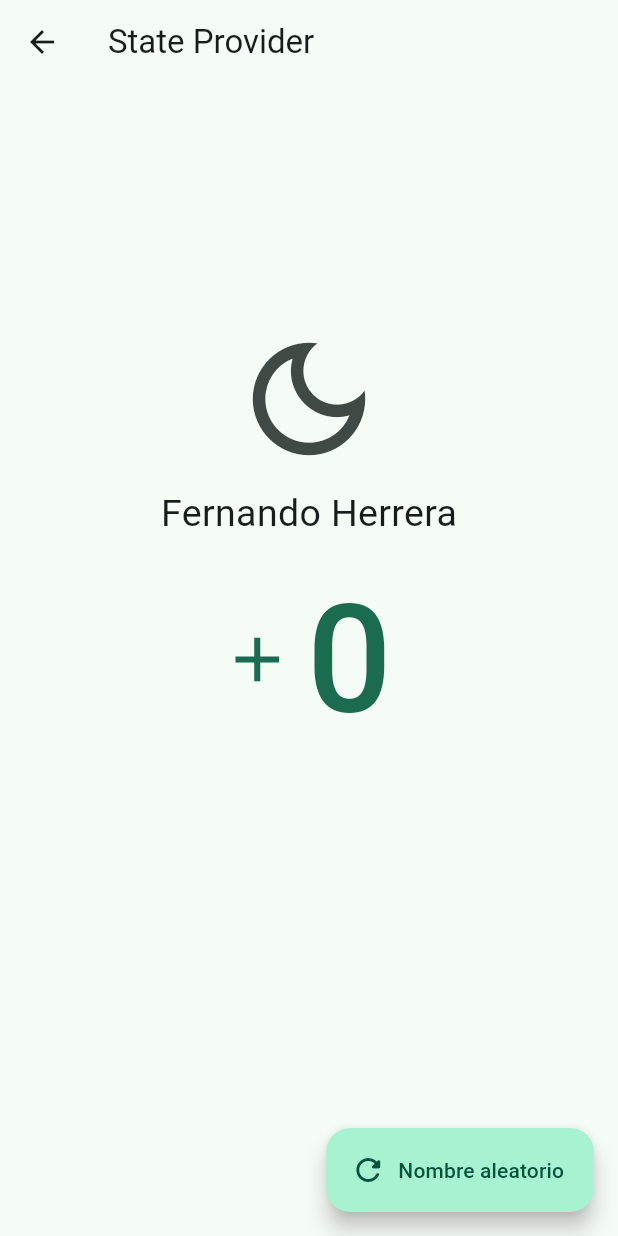
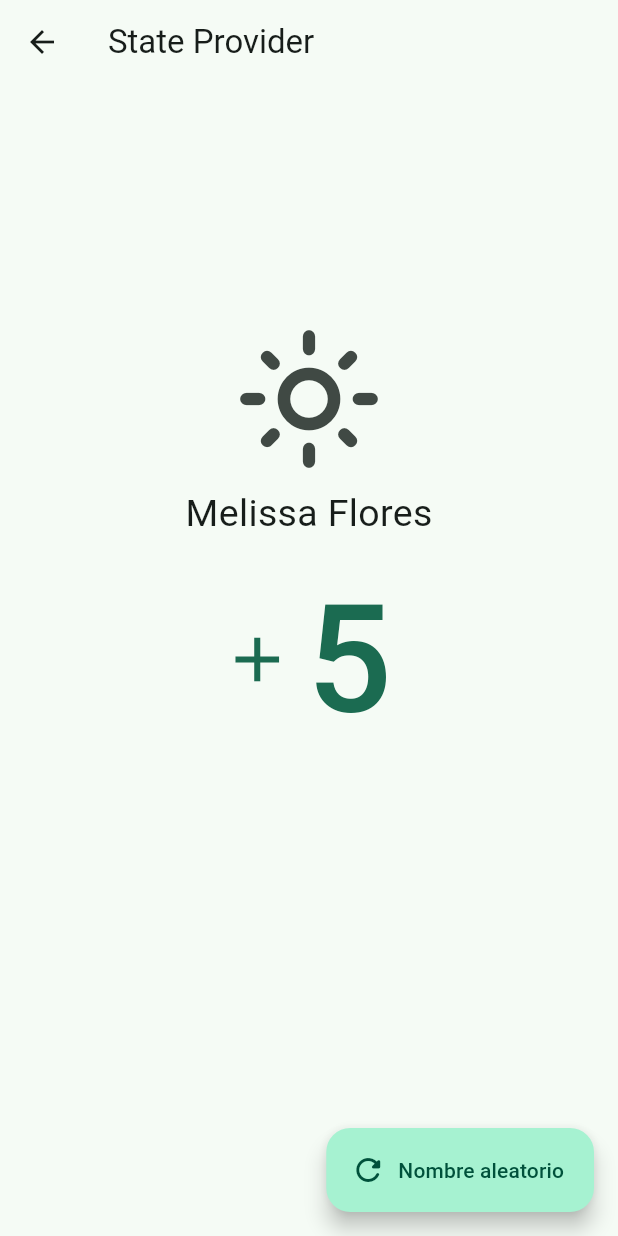
Before and after one commit to rlarreasanchez/flutter-riverpod-app, a Flutter app: the screen it shows after launch, after a tap on "State Provider", on a phone screen of 412 x 824 dp. Run offline on Flutter 3.47's test engine with Material 2 defaults, Android fonts, the phone set to English and light mode, and no system bars; our stand-ins replace dio, flutter_riverpod, go_router, riverpod_annotation; missing offline and left inert: random_name_generator; generated files the repository leaves out were written again.

Commit message:
Se crea state provider con clases y métodos

```diff
--- a/lib/main.dart
+++ b/lib/main.dart
@@ -1,6 +1,7 @@
 import 'package:flutter/material.dart';
 import 'package:flutter_riverpod/flutter_riverpod.dart';
 import 'package:riverpod_app/config/config.dart';
+import 'package:riverpod_app/presentation/providers/providers.dart';
 
 void main() => runApp(const ProviderScope(child: MyApp()));
 
@@ -10,12 +11,13 @@ class MyApp extends ConsumerWidget {
   @override
   Widget build(BuildContext context, WidgetRef ref) {
     final appRouter = ref.watch(appRouterProvider);
+    final darkMode = ref.watch(darkModeProvider);
 
     return MaterialApp.router(
       title: 'Riverpod Providers',
       debugShowCheckedModeBanner: false,
       routerConfig: appRouter,
-      theme: AppTheme(isDarkmode: false).getTheme(),
+      theme: AppTheme(isDarkmode: darkMode).getTheme(),
     );
   }
 }
--- a/lib/presentation/providers/providers.dart
+++ b/lib/presentation/providers/providers.dart
@@ -1 +1,2 @@
 export './hello_world_provider.dart';
+export './state_providers.dart';
--- a/lib/presentation/screens/03_state_provider/state_provider_screen.dart
+++ b/lib/presentation/screens/03_state_provider/state_provider_screen.dart
@@ -1,42 +1,58 @@
 import 'package:flutter/material.dart';
+import 'package:flutter_riverpod/flutter_riverpod.dart';
+import 'package:riverpod_app/config/config.dart';
+import 'package:riverpod_app/presentation/providers/providers.dart';
 
-
-class StateProviderScreen extends StatelessWidget {
+class StateProviderScreen extends ConsumerWidget {
   const StateProviderScreen({super.key});
 
   @override
-  Widget build(BuildContext context) {
+  Widget build(BuildContext context, WidgetRef ref) {
+    final counter = ref.watch(counterProvider);
+    final darkMode = ref.watch(darkModeProvider);
+    final username = ref.watch(usernameProvider);
+
     return Scaffold(
       appBar: AppBar(
         title: const Text('State Provider'),
       ),
       body: Center(
-        child: Column(
-          children: [
-            const Spacer(flex: 1,),
-
-            IconButton(
-              // icon: const Icon( Icons.light_mode_outlined, size: 100 ),
-              icon: const Icon( Icons.dark_mode_outlined, size: 100 ),
-              onPressed: () {},
+          child: Column(
+        children: [
+          const Spacer(
+            flex: 1,
+          ),
+          IconButton(
+            icon: Icon(
+              darkMode ? Icons.dark_mode_outlined : Icons.light_mode_outlined,
+              size: 100,
             ),
-
-            const Text('Fernando Herrera', style: TextStyle(fontSize: 25 )),
-
-            TextButton.icon(
-              icon: const Icon( Icons.add, size: 50,),
-              label: const Text('0', style: TextStyle(fontSize: 100)),
-              onPressed: () {},
+            onPressed: () {
+              ref.read(darkModeProvider.notifier).toggleDarkMode();
+            },
+          ),
+          Text(username, style: const TextStyle(fontSize: 25)),
+          TextButton.icon(
+            icon: const Icon(
+              Icons.add,
+              size: 50,
             ),
-
-            const Spacer( flex: 2 ),
-          ],
-        )
-      ),
+            label: Text('$counter', style: const TextStyle(fontSize: 100)),
+            onPressed: () {
+              ref.read(counterProvider.notifier).increaseByOne();
+            },
+          ),
+          const Spacer(flex: 2),
+        ],
+      )),
       floatingActionButton: FloatingActionButton.extended(
         label: const Text('Nombre aleatorio'),
-        icon: const Icon( Icons.refresh_rounded ),
-        onPressed: () {},
+        icon: const Icon(Icons.refresh_rounded),
+        onPressed: () {
+          ref
+              .read(usernameProvider.notifier)
+              .changeName(RandomGenerator.getRandomName());
+        },
       ),
     );
   }
```
Also changed, not shown: lib/presentation/providers/state_providers.dart (added, +33 -0 lines), lib/presentation/providers/state_providers.g.dart (added).
